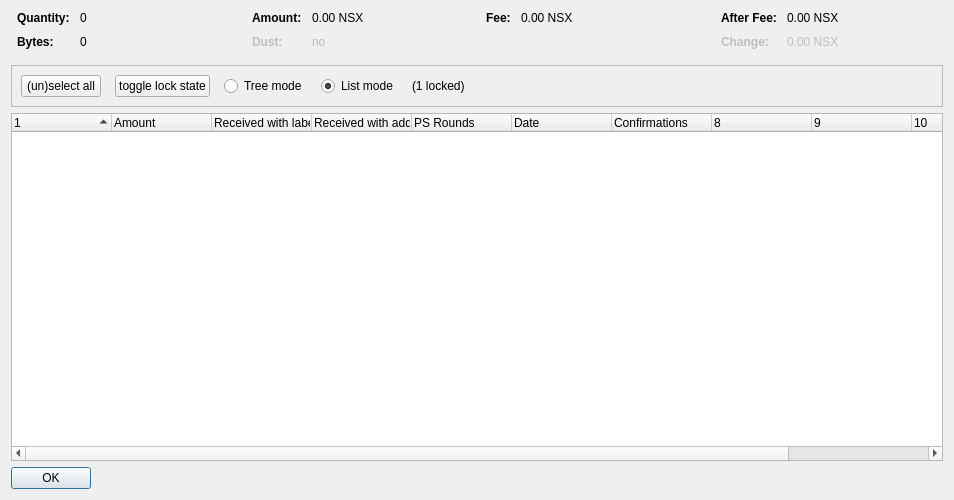
First picture: the form in src/qt/forms/coincontroldialog.ui, repository richieburns/Nodescape, before the edit.
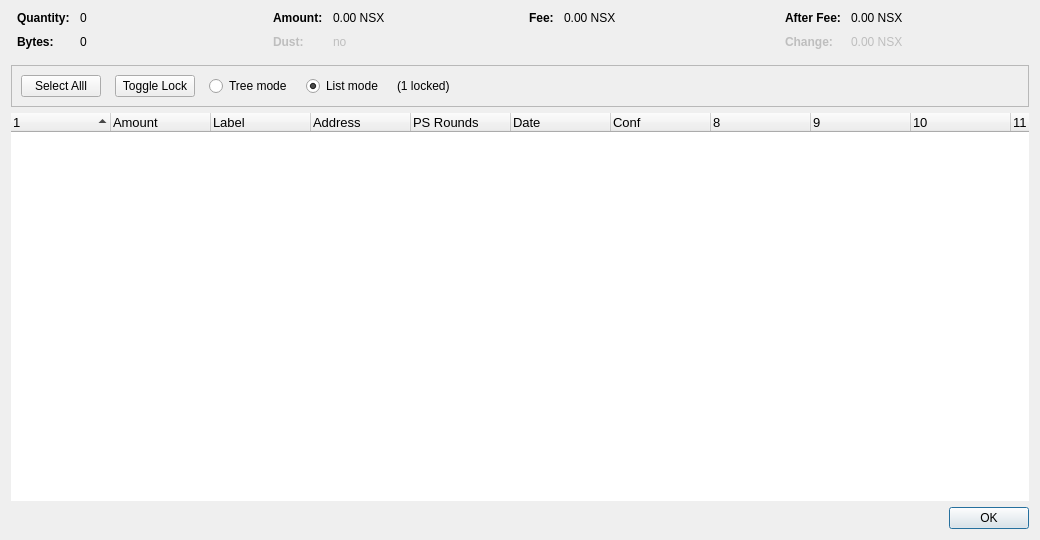
Second picture: the form after the edit. Custom widgets are drawn as their Qt base class.

Commit message: Coin-control styling

The edit to the form file:
```diff
--- a/src/qt/forms/coincontroldialog.ui
+++ b/src/qt/forms/coincontroldialog.ui
@@ -6,10 +6,28 @@
    <rect>
     <x>0</x>
     <y>0</y>
-    <width>954</width>
-    <height>500</height>
+    <width>1040</width>
+    <height>540</height>
    </rect>
   </property>
+  <property name="sizePolicy">
+   <sizepolicy hsizetype="Fixed" vsizetype="Fixed">
+    <horstretch>0</horstretch>
+    <verstretch>0</verstretch>
+   </sizepolicy>
+  </property>
+  <property name="minimumSize">
+   <size>
+    <width>1040</width>
+    <height>540</height>
+   </size>
+  </property>
+  <property name="maximumSize">
+   <size>
+    <width>1040</width>
+    <height>540</height>
+   </size>
+  </property>
   <property name="windowTitle">
    <string>Coin Selection</string>
   </property>
@@ -332,7 +350,7 @@
            </sizepolicy>
           </property>
           <property name="text">
-           <string>(un)select all</string>
+           <string>Select Alll</string>
           </property>
           <property name="autoDefault">
            <bool>false</bool>
@@ -348,7 +366,7 @@
            </sizepolicy>
           </property>
           <property name="text">
-           <string>toggle lock state</string>
+           <string>Toggle Lock</string>
           </property>
           <property name="autoDefault">
            <bool>false</bool>
@@ -411,9 +429,24 @@
    </item>
    <item>
     <widget class="CoinControlTreeWidget" name="treeWidget">
+     <property name="font">
+      <font>
+       <family>MS Shell Dlg 2</family>
+       <pointsize>10</pointsize>
+      </font>
+     </property>
      <property name="contextMenuPolicy">
       <enum>Qt::CustomContextMenu</enum>
      </property>
+     <property name="frameShape">
+      <enum>QFrame::NoFrame</enum>
+     </property>
+     <property name="frameShadow">
+      <enum>QFrame::Plain</enum>
+     </property>
+     <property name="horizontalScrollBarPolicy">
+      <enum>Qt::ScrollBarAlwaysOff</enum>
+     </property>
      <property name="sortingEnabled">
       <bool>false</bool>
      </property>
@@ -438,12 +471,12 @@
      </column>
      <column>
       <property name="text">
-       <string>Received with label</string>
+       <string>Label</string>
       </property>
      </column>
      <column>
       <property name="text">
-       <string>Received with address</string>
+       <string>Address</string>
       </property>
      </column>
      <column>
@@ -458,7 +491,7 @@
      </column>
      <column>
       <property name="text">
-       <string>Confirmations</string>
+       <string>Conf</string>
       </property>
       <property name="toolTip">
        <string>Confirmed</string>
@@ -466,22 +499,22 @@
      </column>
      <column>
       <property name="text">
-       <string/>
+       <string notr="true">8</string>
       </property>
      </column>
      <column>
       <property name="text">
-       <string/>
+       <string notr="true">9</string>
       </property>
      </column>
      <column>
       <property name="text">
-       <string/>
+       <string notr="true">10</string>
       </property>
      </column>
      <column>
       <property name="text">
-       <string/>
+       <string notr="true">11</string>
       </property>
      </column>
     </widget>
@@ -494,6 +527,9 @@
        <verstretch>0</verstretch>
       </sizepolicy>
      </property>
+     <property name="layoutDirection">
+      <enum>Qt::RightToLeft</enum>
+     </property>
      <property name="orientation">
       <enum>Qt::Horizontal</enum>
      </property>
```
Left out of the diff: 3 changed lines with no effect on the pictures.
